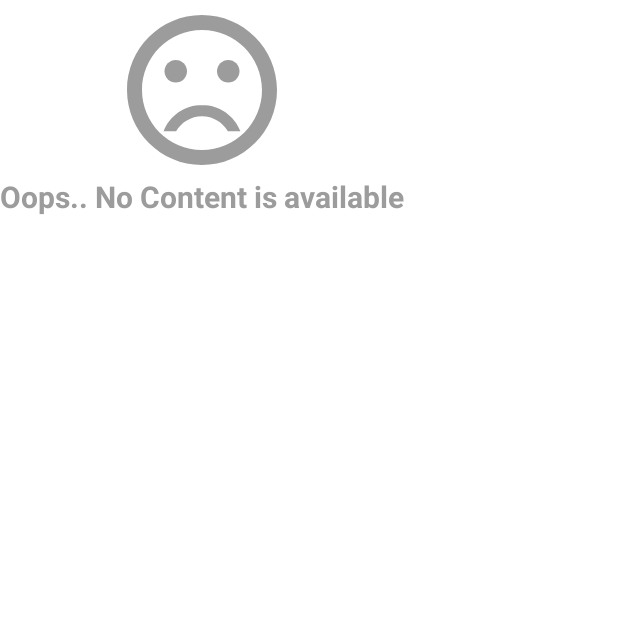
After one commit to AybarsAcar/UglConsumablesAppAndroid, an Android app built with Jetpack Compose: the composable EmptyContent shown on its own in the app's theme, on a phone screen of 412 x 824 dp, the top half of it. The commit adds this screen. Run offline under Robolectric (Android 15) with nearby library versions, the phone set to English and light mode, and no system bars.

```diff
--- a/app/src/main/java/com/aybarsacar/uglconsumables/view/home/HomeViewModel.kt
+++ b/app/src/main/java/com/aybarsacar/uglconsumables/view/home/HomeViewModel.kt
@@ -4,7 +4,7 @@ import androidx.compose.runtime.State
 import androidx.compose.runtime.mutableStateOf
 import androidx.lifecycle.ViewModel
 import androidx.lifecycle.viewModelScope
-import com.aybarsacar.uglconsumables.domain.use_case.GetConsumablesUseCase
+import com.aybarsacar.uglconsumables.domain.repository.ConsumableRepository
 import com.aybarsacar.uglconsumables.util.Resource
 import dagger.hilt.android.lifecycle.HiltViewModel
 import kotlinx.coroutines.flow.launchIn
@@ -13,7 +13,7 @@ import javax.inject.Inject
 
 
 @HiltViewModel
-class HomeViewModel @Inject constructor(private val _getConsumablesUseCase: GetConsumablesUseCase) : ViewModel() {
+class HomeViewModel @Inject constructor(private val _consumableRepository: ConsumableRepository) : ViewModel() {
 
   private val _state = mutableStateOf(HomeState())
   val state: State<HomeState> = _state
@@ -24,7 +24,7 @@ class HomeViewModel @Inject constructor(private val _getConsumablesUseCase: GetC
 
   private fun getConsumables() {
 
-    _getConsumablesUseCase().onEach {
+    _consumableRepository.getConsumables().onEach {
 
       when (it) {
 
--- /dev/null
+++ b/app/src/main/java/com/aybarsacar/uglconsumables/view/home/components/EmptyContent.kt
@@ -0,0 +1,59 @@
+package com.aybarsacar.uglconsumables.view.home.components
+
+import androidx.compose.foundation.background
+import androidx.compose.foundation.layout.Arrangement
+import androidx.compose.foundation.layout.Column
+import androidx.compose.foundation.layout.fillMaxSize
+import androidx.compose.foundation.layout.size
+import androidx.compose.material.Icon
+import androidx.compose.material.MaterialTheme
+import androidx.compose.material.Text
+import androidx.compose.runtime.Composable
+import androidx.compose.ui.Alignment
+import androidx.compose.ui.Modifier
+import androidx.compose.ui.res.painterResource
+import androidx.compose.ui.text.font.FontWeight
+import androidx.compose.ui.tooling.preview.Preview
+import com.aybarsacar.uglconsumables.R
+import com.aybarsacar.uglconsumables.ui.theme.EMPTY_CONTENT_ICON_SIZE
+import com.aybarsacar.uglconsumables.ui.theme.MediumGray
+
+
+@Composable
+fun EmptyContent(
+  modifier: Modifier = Modifier
+) {
+
+  Column(
+    modifier = modifier,
+    verticalArrangement = Arrangement.Center,
+    horizontalAlignment = Alignment.CenterHorizontally
+  ) {
+
+    Icon(
+      modifier = Modifier.size(EMPTY_CONTENT_ICON_SIZE),
+      painter = painterResource(id = R.drawable.ic_baseline_sentiment_very_dissatisfied_24),
+      contentDescription = "Empty icon",
+      tint = MediumGray
+    )
+
+    Text(
+      text = "Oops.. No Content is available",
+      color = MediumGray,
+      fontWeight = FontWeight.Bold,
+      fontSize = MaterialTheme.typography.h6.fontSize
+    )
+
+  }
+}
+
+
+@Preview
+@Composable
+fun EmptyContentPreview() {
+  EmptyContent(
+    modifier = Modifier
+      .fillMaxSize()
+      .background(MaterialTheme.colors.background)
+  )
+}
--- a/app/src/main/java/com/aybarsacar/uglconsumables/view/home/components/HomeAppBar.kt
+++ b/app/src/main/java/com/aybarsacar/uglconsumables/view/home/components/HomeAppBar.kt
@@ -1,16 +1,17 @@
 package com.aybarsacar.uglconsumables.view.home.components
 
+import androidx.compose.material.MaterialTheme
 import androidx.compose.material.Text
 import androidx.compose.material.TopAppBar
 import androidx.compose.runtime.Composable
-import androidx.compose.ui.graphics.Color
 import com.aybarsacar.uglconsumables.ui.theme.DarkBlue
+import com.aybarsacar.uglconsumables.ui.theme.uglLogoColor
 
 
 @Composable
 fun HomeAppBar() {
   TopAppBar(
-    title = { Text(text = "UGL Consumables", color = Color.White) },
+    title = { Text(text = "UGL Consumables", color = MaterialTheme.colors.uglLogoColor) },
     backgroundColor = DarkBlue
   )
 }
--- /dev/null
+++ b/app/src/main/res/drawable/ic_baseline_sentiment_very_dissatisfied_24.xml
@@ -0,0 +1,16 @@
+<vector xmlns:android="http://schemas.android.com/apk/res/android"
+    android:width="24dp"
+    android:height="24dp"
+    android:viewportWidth="24"
+    android:viewportHeight="24"
+    android:tint="?attr/colorControlNormal">
+  <path
+      android:fillColor="@android:color/white"
+      android:pathData="M15.5,9.5m-1.5,0a1.5,1.5 0,1 1,3 0a1.5,1.5 0,1 1,-3 0"/>
+  <path
+      android:fillColor="@android:color/white"
+      android:pathData="M8.5,9.5m-1.5,0a1.5,1.5 0,1 1,3 0a1.5,1.5 0,1 1,-3 0"/>
+  <path
+      android:fillColor="@android:color/white"
+      android:pathData="M11.99,2C6.47,2 2,6.48 2,12s4.47,10 9.99,10C17.52,22 22,17.52 22,12S17.52,2 11.99,2zM12,20c-4.42,0 -8,-3.58 -8,-8s3.58,-8 8,-8 8,3.58 8,8 -3.58,8 -8,8zM12,14c-2.33,0 -4.32,1.45 -5.12,3.5h1.67c0.69,-1.19 1.97,-2 3.45,-2s2.75,0.81 3.45,2h1.67c-0.8,-2.05 -2.79,-3.5 -5.12,-3.5z"/>
+</vector>
```
Also changed, not shown: app/src/main/java/com/aybarsacar/uglconsumables/view/home/HomeScreen.kt (+14 -7 lines), app/src/main/java/com/aybarsacar/uglconsumables/view/home/components/ConsumableItem.kt (added, +66 -0 lines).
